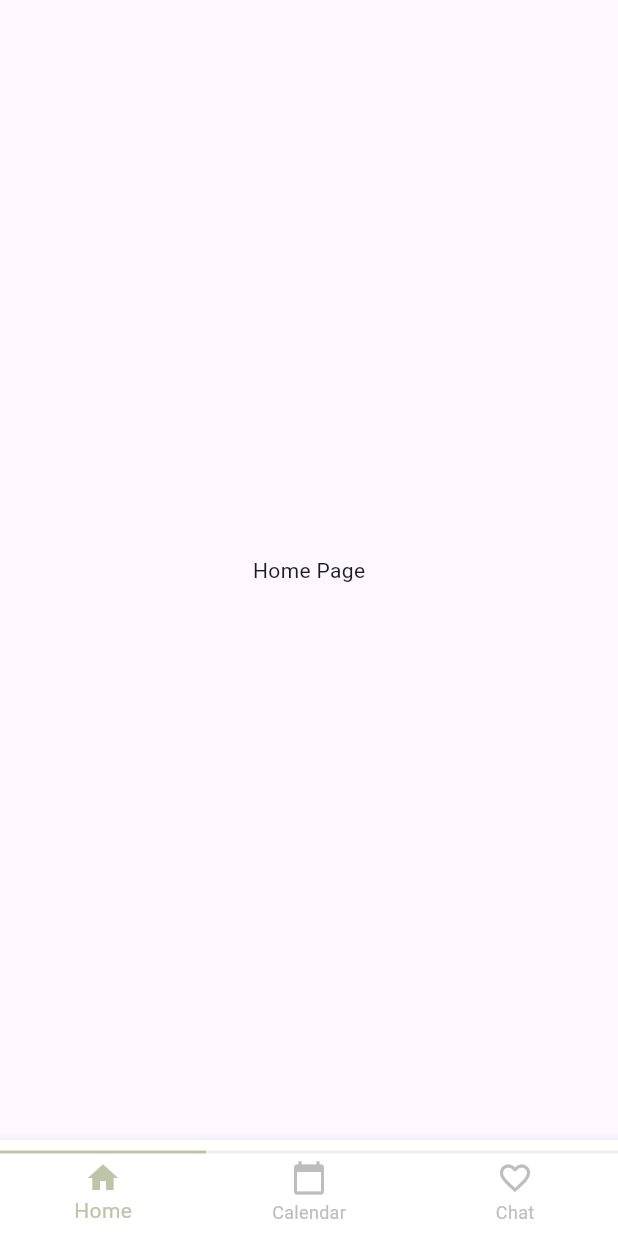
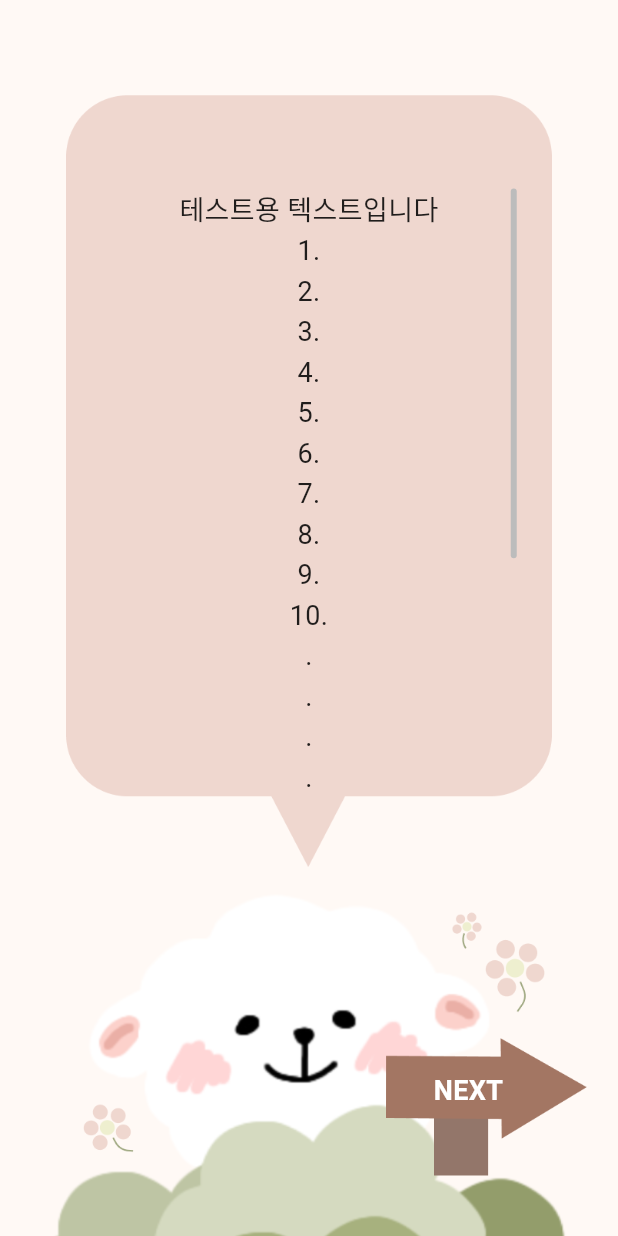
Before and after one commit to APAC-Solution-Challenge-2025/FrontEnd, a Flutter app: the screen it shows after launch, on a phone screen of 412 x 824 dp. Run offline on Flutter 3.47's test engine with Material 3 defaults, Android fonts, the phone set to English and light mode, and no system bars; our stand-ins replace sign_in_with_apple, table_calendar.

Commit message:
feat:회원가입-로그인이후-현재-몸-변화-설명-화면

```diff
--- a/lib/main.dart
+++ b/lib/main.dart
@@ -1,6 +1,7 @@
 import 'package:flutter/material.dart';
 import 'routes.dart';
 import 'widgets/layout.dart';
+import 'screens/main_tabs/login/login_body_change_info.dart';
 
 void main() {
   runApp(const MyApp());
@@ -16,8 +17,9 @@ class MyApp extends StatelessWidget {
       theme: ThemeData(
         primarySwatch: Colors.blue,
       ),
-      home: const Layout(),
-      routes: AppRoutes.routes, // routes.dart 파일에서 설정한 경로를 가져오기
+      home: BodyInfoScreen(),
+      // home: const Layout(),
+      // routes: AppRoutes.routes, // routes.dart 파일에서 설정한 경로를 가져오기
     );
   }
 }
--- /dev/null
+++ b/lib/screens/main_tabs/login/login_body_change_info.dart
@@ -0,0 +1,101 @@
+import 'package:flutter/material.dart';
+import '../../home/home.dart';
+import 'package:apac_solution_challenge/widgets/buttons.dart';
+
+class BodyInfoScreen extends StatefulWidget {
+  const BodyInfoScreen({super.key});
+
+  @override
+  State<BodyInfoScreen> createState() => _BodyInfoScreenState();
+}
+
+class _BodyInfoScreenState extends State<BodyInfoScreen> {
+  String? bodyInfoText;
+  bool isLoading = true;
+
+  @override
+  void initState() {
+    super.initState();
+    loadBodyInfoText();
+  }
+
+  Future<void> loadBodyInfoText() async {
+    await Future.delayed(const Duration(seconds: 1));
+    const dummy = '''
+테스트용 텍스트입니다
+1.
+2.
+3.
+4.
+5.
+6.
+7.
+8.
+9.
+10.
+.
+.
+.
+.
+.
+.
+.
+.
+.
+.
+.
+30
+''';
+
+    setState(() {
+      bodyInfoText = dummy;
+      isLoading = false;
+    });
+  }
+
+  @override
+  Widget build(BuildContext context) {
+    return Scaffold(
+      body: Stack(
+        children: [
+          Positioned.fill(
+            child: Image.asset(
+              'assets/images/login_body_change_info_page.png',
+              fit: BoxFit.cover,
+            ),
+          ),
+          Align(
+            alignment: const Alignment(0, -0.45),
+            child: Container(
+              width: MediaQuery.of(context).size.width * 0.75,
+              height: 440,
+              padding: const EdgeInsets.symmetric(horizontal: 16, vertical: 20),
+              child: Scrollbar(
+                thumbVisibility: true,
+                radius: const Radius.circular(20), // 스크롤 바 둥글게
+                thickness: 4,
+                child: SingleChildScrollView(
+                  child: Text(
+                    bodyInfoText ?? "ERROR", // 만약에 넘어오는 값이 널일 경우를 위한...
+                    textAlign: TextAlign.center,
+                    style: const TextStyle(
+                      fontSize: 18,
+                      color: Colors.black87,
+                      height: 1.5, // 줄 간격 설정정
+                    ),
+                  ),
+                ),
+              ),
+            ),
+          ),
+          Positioned(
+            bottom: 40,
+            right: 20,
+            child: nextButton(
+                context, const HomePage()), // 일시적으로 HomePage로 이동하도록 설정!
+          ),
+        ],
+      ),
+    );
+  }
+}
```
Also changed, not shown: assets/images/login_body_change_info_page.png (added).
